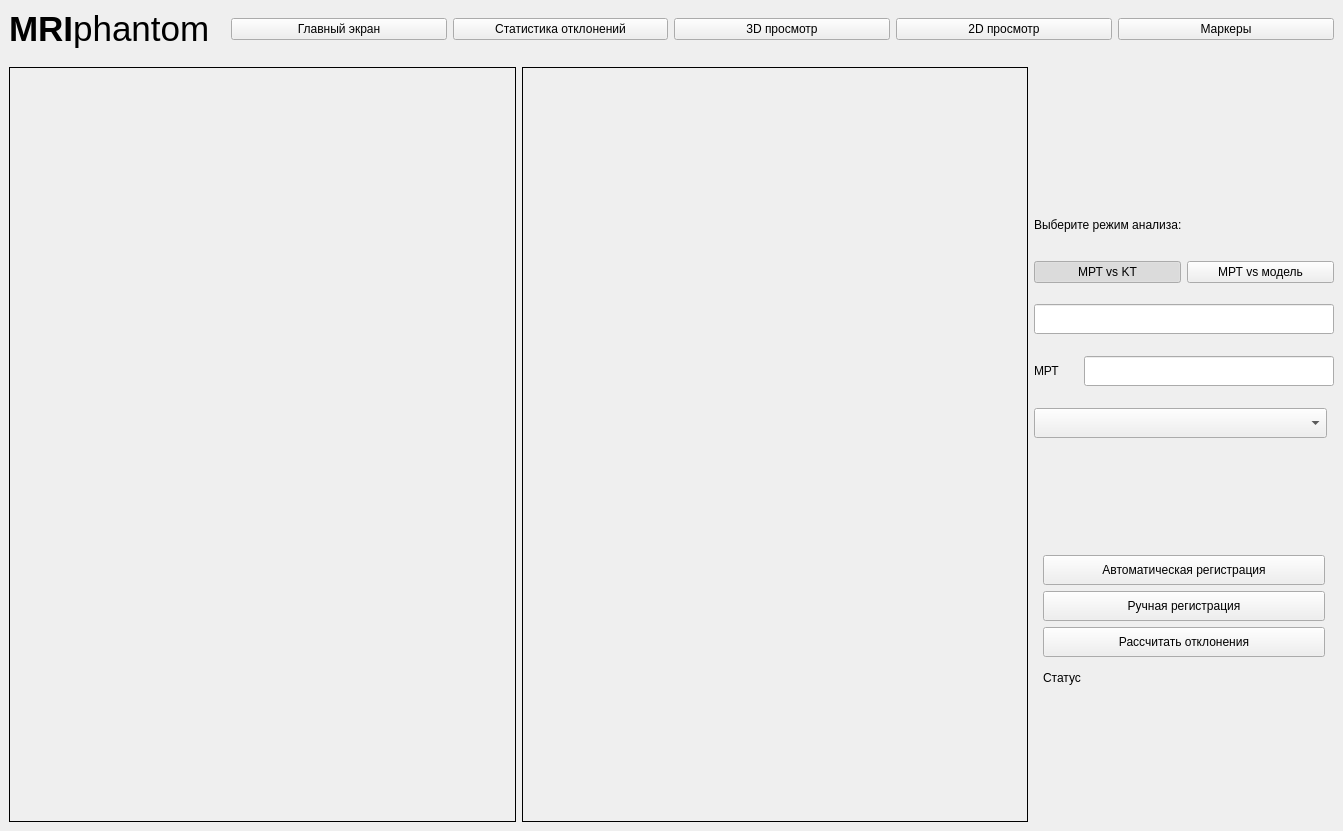
This is UI/main_window_v2.ui in MIJO7317/MRIphantom_desktop as Qt 5 draws it before an edit. The edited form follows.
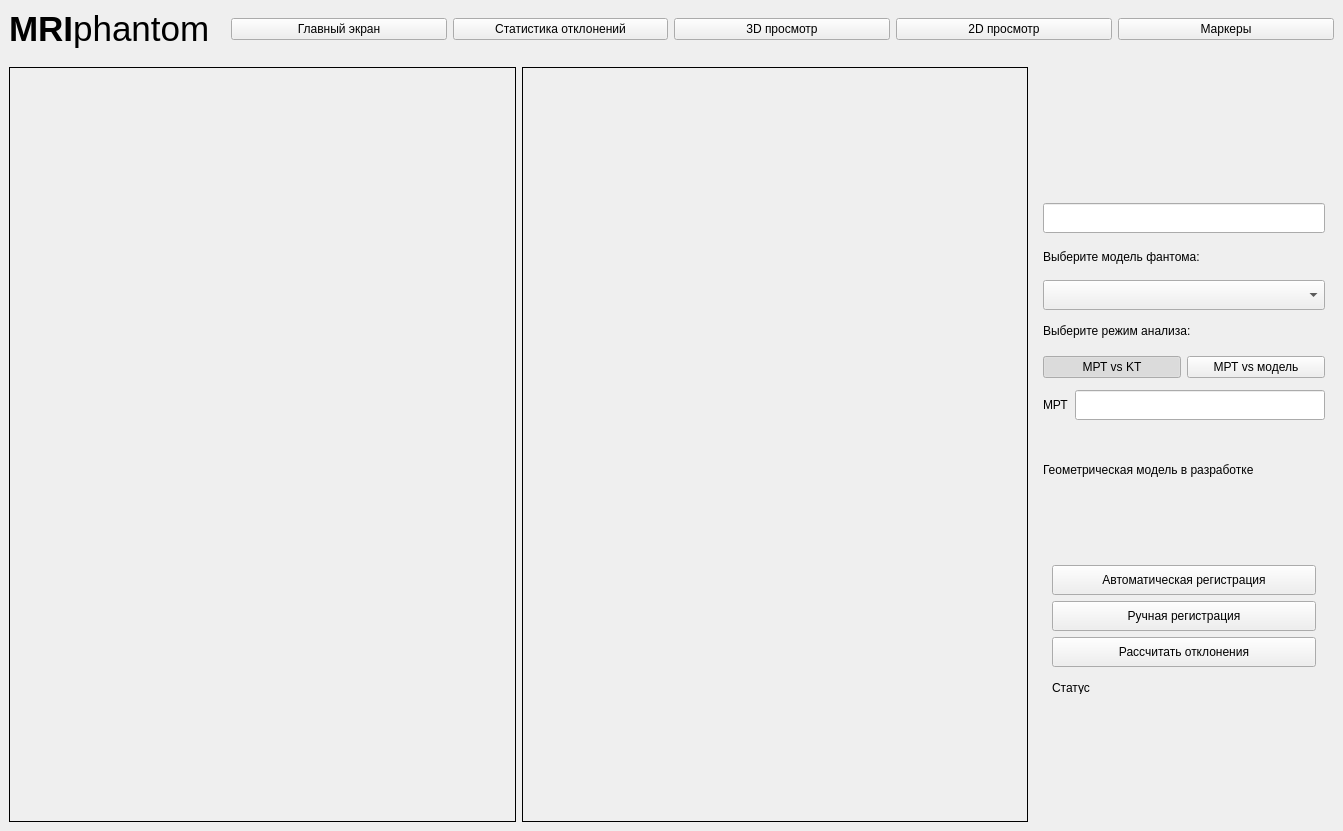
This is the edited form. The open tabs and pages were chosen to show the change.

What changed in the file:
```diff
--- a/UI/main_window_v2.ui
+++ b/UI/main_window_v2.ui
@@ -252,21 +252,57 @@
            <enum>QFrame::Plain</enum>
           </property>
           <layout class="QVBoxLayout" name="verticalLayout">
-           <property name="spacing">
-            <number>1</number>
-           </property>
-           <property name="leftMargin">
-            <number>0</number>
-           </property>
-           <property name="topMargin">
-            <number>0</number>
-           </property>
-           <property name="rightMargin">
-            <number>0</number>
-           </property>
-           <property name="bottomMargin">
-            <number>0</number>
-           </property>
+           <item>
+            <widget class="QLineEdit" name="titleEdit">
+             <property name="minimumSize">
+              <size>
+               <width>0</width>
+               <height>30</height>
+              </size>
+             </property>
+             <property name="maximumSize">
+              <size>
+               <width>16777215</width>
+               <height>30</height>
+              </size>
+             </property>
+             <property name="styleSheet">
+              <string notr="true"/>
+             </property>
+             <property name="text">
+              <string/>
+             </property>
+            </widget>
+           </item>
+           <item>
+            <widget class="QLabel" name="label_4">
+             <property name="text">
+              <string>Выберите модель фантома:</string>
+             </property>
+            </widget>
+           </item>
+           <item>
+            <widget class="QComboBox" name="phantomTypeCombo">
+             <property name="minimumSize">
+              <size>
+               <width>0</width>
+               <height>30</height>
+              </size>
+             </property>
+             <property name="maximumSize">
+              <size>
+               <width>16777215</width>
+               <height>30</height>
+              </size>
+             </property>
+             <property name="styleSheet">
+              <string notr="true"/>
+             </property>
+             <property name="currentText">
+              <string/>
+             </property>
+            </widget>
+           </item>
            <item>
             <widget class="QLabel" name="infolabel1">
              <property name="maximumSize">
@@ -342,28 +378,6 @@
              </layout>
             </widget>
            </item>
-           <item>
-            <widget class="QLineEdit" name="titleEdit">
-             <property name="minimumSize">
-              <size>
-               <width>0</width>
-               <height>30</height>
-              </size>
-             </property>
-             <property name="maximumSize">
-              <size>
-               <width>16777215</width>
-               <height>30</height>
-              </size>
-             </property>
-             <property name="styleSheet">
-              <string notr="true"/>
-             </property>
-             <property name="text">
-              <string/>
-             </property>
-            </widget>
-           </item>
            <item>
             <widget class="QFrame" name="movinginfo_frame">
              <property name="maximumSize">
@@ -564,33 +578,24 @@
               </layout>
              </widget>
              <widget class="QWidget" name="geometry_page">
-              <widget class="QComboBox" name="phantomTypeCombo">
+              <widget class="QWidget" name="">
                <property name="geometry">
                 <rect>
                  <x>0</x>
                  <y>0</y>
-                 <width>293</width>
-                 <height>30</height>
+                 <width>281</width>
+                 <height>81</height>
                 </rect>
                </property>
-               <property name="minimumSize">
-                <size>
-                 <width>0</width>
-                 <height>30</height>
-                </size>
-               </property>
-               <property name="maximumSize">
-                <size>
-                 <width>16777215</width>
-                 <height>30</height>
-                </size>
-               </property>
-               <property name="styleSheet">
-                <string notr="true"/>
-               </property>
-               <property name="currentText">
-                <string/>
-               </property>
+               <layout class="QVBoxLayout" name="verticalLayout_9">
+                <item>
+                 <widget class="QLabel" name="label_5">
+                  <property name="text">
+                   <string>Геометрическая модель в разработке</string>
+                  </property>
+                 </widget>
+                </item>
+               </layout>
               </widget>
              </widget>
             </widget>
```
Left out of the diff: 8 changed lines with no effect on the pictures.
